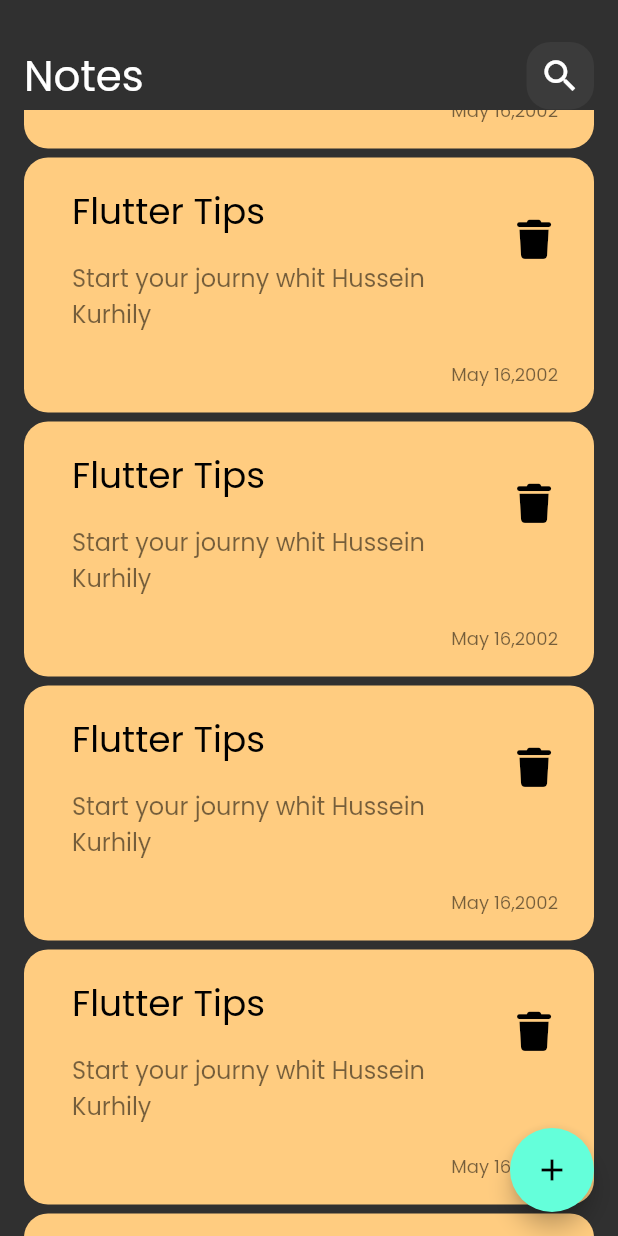
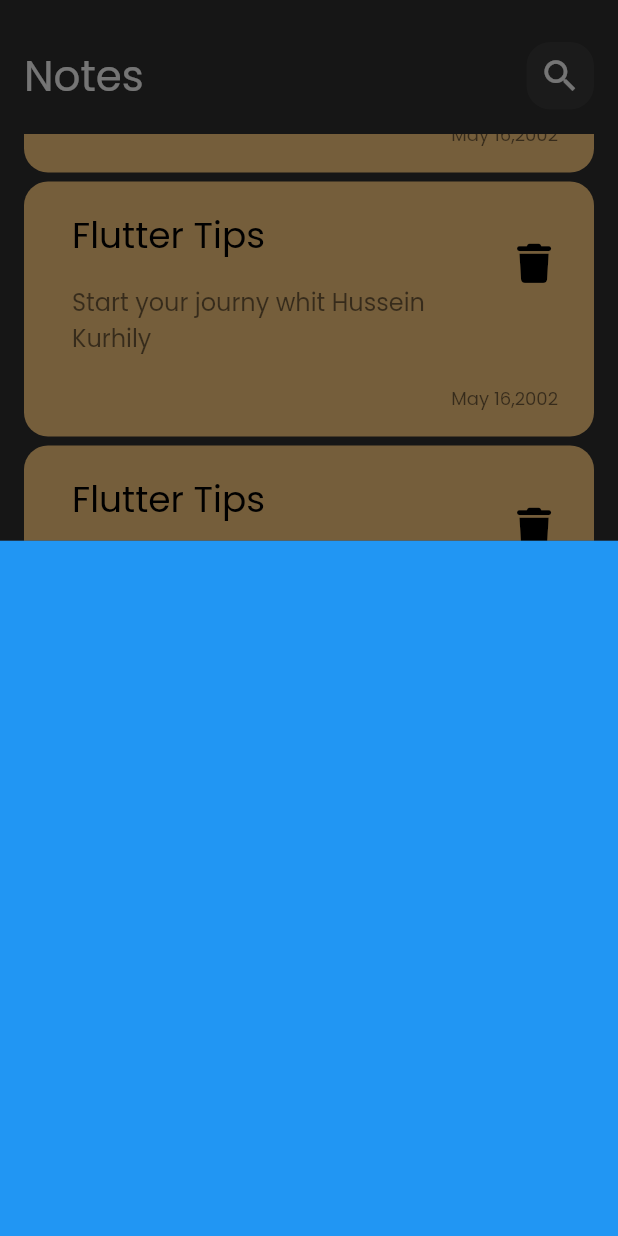
Before and after one commit to Hussein-Kurhily/Notes-App, a Flutter app: the screen it shows after launch, scrolled down 1728 dp, after a tap on the "add" icon, on a phone screen of 412 x 824 dp. Run offline on Flutter 3.47's test engine with Material 2 defaults, Android fonts, the phone set to English and light mode, and no system bars; our stand-ins replace font_awesome_flutter.

Commit message:
add note bottom sheet

```diff
--- /dev/null
+++ b/lib/views/Widgets/add_note_bottom_sheet.dart
@@ -0,0 +1,9 @@
+import 'package:flutter/material.dart';
+class AddNoteBottomSheet extends StatelessWidget {
+  const AddNoteBottomSheet({Key? key}) : super(key: key);
+
+  @override
+  Widget build(BuildContext context) {
+    return Container(color: Colors.blue,);
+  }
+}
--- a/lib/views/Widgets/notes_list_view.dart
+++ b/lib/views/Widgets/notes_list_view.dart
@@ -6,11 +6,15 @@ class NoteListView extends StatelessWidget {
 
   @override
   Widget build(BuildContext context) {
-    return ListView.builder(itemBuilder: (context, index) {
-      return const Padding(
-        padding: EdgeInsets.only(bottom: 6),
-        child: NoteItem(),
-      ) ;
-    });
+    return Padding(
+      padding: const EdgeInsets.symmetric(vertical: 16),
+      child: ListView.builder(padding: EdgeInsets.zero,
+          itemBuilder: (context, index) {
+        return const Padding(
+          padding: EdgeInsets.only(bottom: 6),
+          child: NoteItem(),
+        ) ;
+      }),
+    );
   }
 }
--- a/lib/views/notes_view.dart
+++ b/lib/views/notes_view.dart
@@ -1,4 +1,5 @@
 import 'package:flutter/material.dart';
+import 'Widgets/add_note_bottom_sheet.dart';
 import 'Widgets/notes_view_body.dart';
 
 class NotesView extends StatelessWidget {
@@ -8,7 +9,13 @@ class NotesView extends StatelessWidget {
   Widget build(BuildContext context) {
     return Scaffold(
       floatingActionButton: FloatingActionButton(
-        onPressed: () {},
+        onPressed: () {
+         showModalBottomSheet(
+              context: context,
+              builder: (context) {
+            return const AddNoteBottomSheet() ;
+          } );
+        },
         child: const Icon(
           Icons.add,
         ),
```
